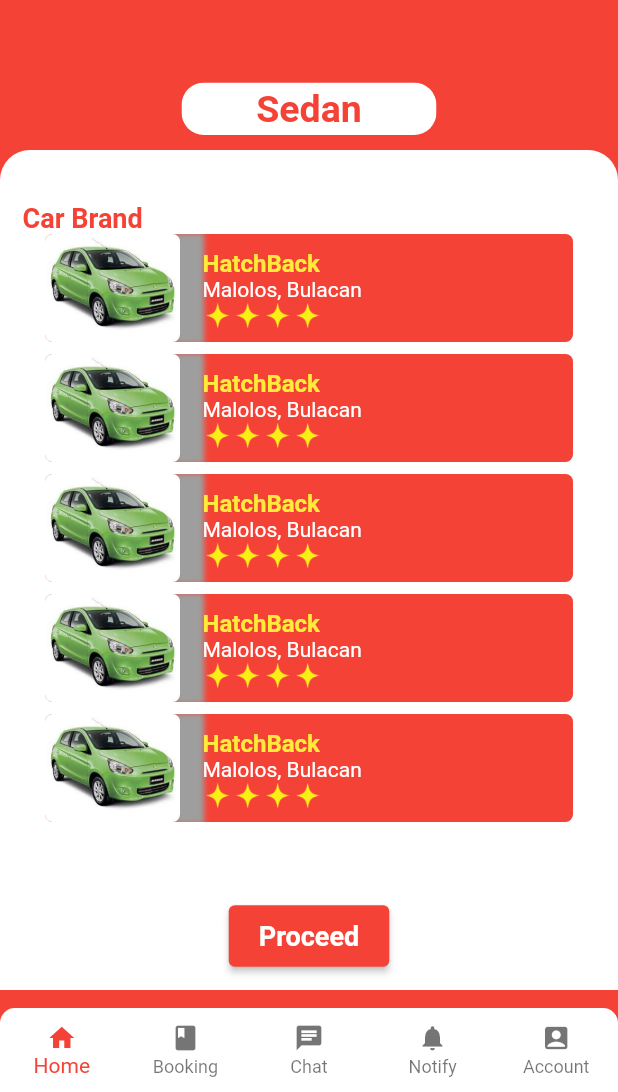
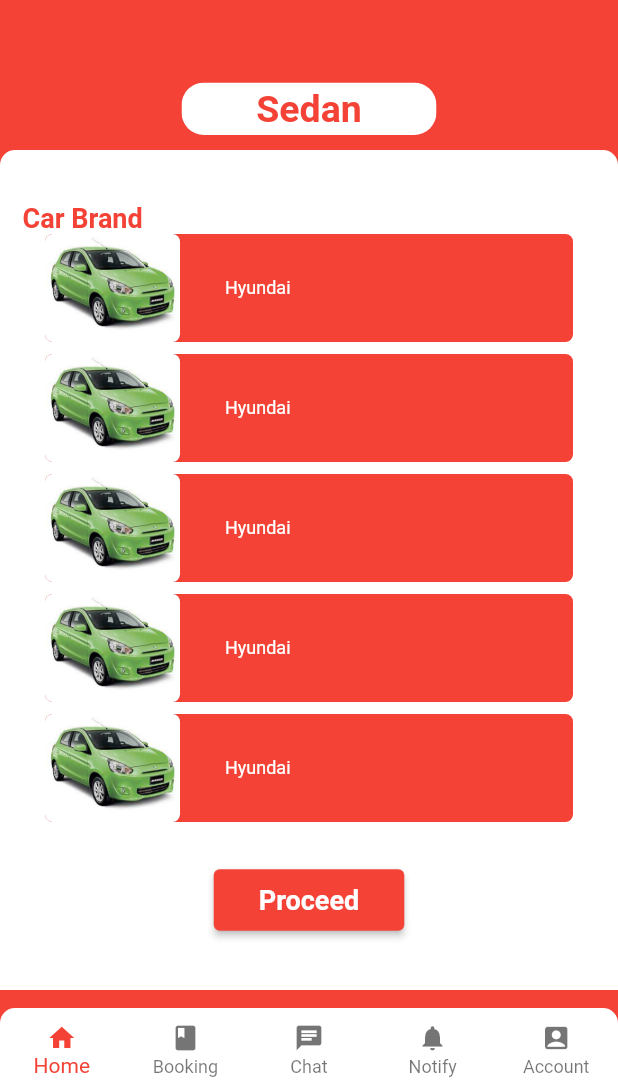
Before and after one commit to ManongPurong/StarCarSedan, a Flutter app: the screen it shows after launch, on a phone screen of 412 x 824 dp, the part 144-1236 px from its top. Run offline on Flutter 3.47's test engine with Material 2 defaults, Android fonts, the phone set to English and light mode, and no system bars.

```diff
--- a/lib/StarVehicleCategory.dart
+++ b/lib/StarVehicleCategory.dart
@@ -18,14 +18,14 @@ class StarVehicleCategory extends StatelessWidget {
           children: <Widget>[
             Container(
               decoration: BoxDecoration(
-                boxShadow: [
-                  BoxShadow(
-                    blurRadius: 2,
-                    offset: Offset(15, 0),
-                    spreadRadius: 1,
-                    color: Colors.grey,
-                  ),
-                ],
+                  // boxShadow: [
+                  //   BoxShadow(
+                  //     blurRadius: 2,
+                  //     offset: Offset(15, 0),
+                  //     spreadRadius: 1,
+                  //     color: Colors.grey,
+                  //   ),
+                  // ],
                   ),
               width: 90,
               child: ClipRRect(
@@ -34,15 +34,16 @@ class StarVehicleCategory extends StatelessWidget {
                   bottomRight: Radius.circular(5),
                 ),
                 child: Container(
-                  // decoration: BoxDecoration(
-                  //   boxShadow: [
-                  //     BoxShadow(
-                  //         blurRadius: 20,
-                  //         spreadRadius: 1,
-                  //         offset: Offset(10, 0),
-                  //         color: Colors.black),
-                  //   ],
-                  // ),
+                  clipBehavior: Clip.none,
+                  decoration: BoxDecoration(
+                    boxShadow: [
+                      BoxShadow(
+                          blurRadius: 20,
+                          spreadRadius: 1,
+                          offset: Offset(10, 0),
+                          color: Colors.black),
+                    ],
+                  ),
                   child: Image.asset(
                     'images/hatch.jpg',
                     fit: BoxFit.cover,
@@ -50,61 +51,19 @@ class StarVehicleCategory extends StatelessWidget {
                 ),
               ),
             ),
-            SizedBox(width: 15),
-            Padding(
-              padding: const EdgeInsets.only(top: 10.0),
-              child: Column(
+            SizedBox(width: 30),
+            Column(
               crossAxisAlignment: CrossAxisAlignment.start,
+              mainAxisAlignment: MainAxisAlignment.center,
               children: [
                 Text(
-                    'HatchBack',
+                  'Hyundai',
                   style: TextStyle(
-                        fontWeight: FontWeight.bold,
-                        fontSize: 16,
-                        color: Colors.yellow),
-                  ),
-                  Text(
-                    'Malolos, Bulacan',
-                    style: TextStyle(color: Colors.white),
-                  ),
-                  Row(
-                    children: [
-                      Container(
-                        height: 20,
-                        width: 20,
-                        child: Image.asset(
-                          'images/tala.png',
-                          fit: BoxFit.cover,
-                        ),
-                      ),
-                      Container(
-                        height: 20,
-                        width: 20,
-                        child: Image.asset(
-                          'images/tala.png',
-                          fit: BoxFit.cover,
-                        ),
-                      ),
-                      Container(
-                        height: 20,
-                        width: 20,
-                        child: Image.asset(
-                          'images/tala.png',
-                          fit: BoxFit.cover,
-                        ),
-                      ),
-                      Container(
-                        height: 20,
-                        width: 20,
-                        child: Image.asset(
-                          'images/tala.png',
-                          fit: BoxFit.cover,
-                        ),
+                      // fontWeight: FontWeight.bold,
+                      fontSize: 12,
+                      color: Colors.white),
                 ),
               ],
-                  ),
-                ],
-              ),
             ),
           ],
         ),
--- a/lib/main.dart
+++ b/lib/main.dart
@@ -121,12 +121,12 @@ class MyApp extends StatelessWidget {
                     //White container
                     decoration: BoxDecoration(
                       borderRadius: const BorderRadius.only(
-                        topLeft: Radius.circular(20),
-                        topRight: Radius.circular(20),
+                        topLeft: Radius.circular(10),
+                        topRight: Radius.circular(10),
                       ),
                       color: Colors.white,
                     ),
-                    height: 500,
+                    height: 560,
                     child: Padding(
                       padding: const EdgeInsets.all(15.0),
                       child: Column(
@@ -169,12 +169,9 @@ class MyApp extends StatelessWidget {
                               ),
                             ),
                           ),
-                        ],
+                          SizedBox(
+                            height: 20,
                           ),
-                    ),
-                  ),
-
-                  //------------Confirmation for Booking----------------------//
                           Container(
                             width: double.infinity,
                             //White container
@@ -186,7 +183,6 @@ class MyApp extends StatelessWidget {
                               color: Colors.white,
                             ),
                             height: 60,
-
                             child: Column(
                               crossAxisAlignment: CrossAxisAlignment.center,
                               children: [
@@ -197,9 +193,10 @@ class MyApp extends StatelessWidget {
                                     style: ElevatedButton.styleFrom(
                                       primary: Colors.red,
                                       padding: EdgeInsets.symmetric(
-                                  horizontal: 20, vertical: 10),
+                                          horizontal: 30, vertical: 10),
                                       textStyle: TextStyle(
-                                  fontSize: 18, fontWeight: FontWeight.bold),
+                                          fontSize: 18,
+                                          fontWeight: FontWeight.bold),
                                     ),
                                   ),
                                 ),
@@ -208,34 +205,42 @@ class MyApp extends StatelessWidget {
                           ),
                         ],
                       ),
-              // Positioned(
-              //   top: -20,
-              //   right: 20,
-              //   child: Container(
-              //     decoration: BoxDecoration(
-              //       shape: BoxShape.circle,
-              //       color: Colors.red,
-              //       boxShadow: [
-              //         BoxShadow(
-              //           color: Colors.grey,
-              //           blurRadius: 3.0, // soften the shadow
-              //           spreadRadius: 1.0, //extend the shadow
-              //           offset: Offset(
-              //             3.0, // Move to right 10  horizontally
-              //             2.0, // Move to bottom 10 Vertically
+                    ),
+                  ),
+
+                  //------------Confirmation for Booking----------------------//
+                  // Container(
+                  //   width: double.infinity,
+                  //   //White container
+                  //   decoration: BoxDecoration(
+                  //     // borderRadius: const BorderRadius.only(
+                  //     //   topLeft: Radius.circular(20),
+                  //     //   topRight: Radius.circular(20),
+                  //     // ),
+                  //     color: Colors.white,
+                  //   ),
+                  //   height: 80,
+                  //   child: Column(
+                  //     crossAxisAlignment: CrossAxisAlignment.center,
+                  //     children: [
+                  //       Container(
+                  //         child: ElevatedButton(
+                  //           child: Text('Proceed'),
+                  //           onPressed: () {},
+                  //           style: ElevatedButton.styleFrom(
+                  //             primary: Colors.red,
+                  //             padding: EdgeInsets.symmetric(
+                  //                 horizontal: 30, vertical: 10),
+                  //             textStyle: TextStyle(
+                  //                 fontSize: 18, fontWeight: FontWeight.bold),
                   //           ),
                   //         ),
-              //       ],
-              //     ),
-              //     width: 40.0,
-              //     height: 40.0,
-              //     child: Icon(
-              //       Icons.add_shopping_cart_rounded,
-              //       color: Colors.white,
-              //       size: 25.0,
-              //     ),
+                  //       ),
+                  //     ],
                   //   ),
                   // ),
+                ],
+              ),
             ],
           ),
         ),
```
Also changed, not shown: lib/stepper.dart (deleted). Lines whose indentation alone changed are shown as unchanged.
